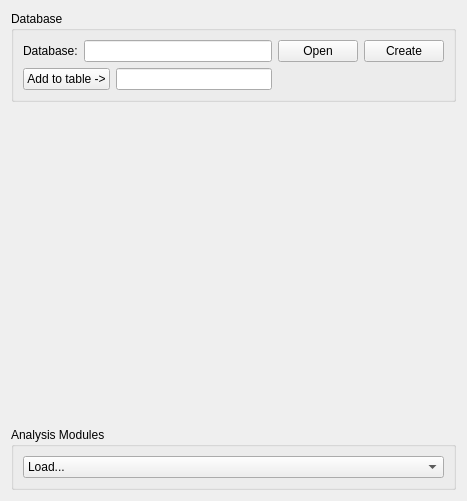
Qt form lib/modules/DataManager/AnalysisTemplate.ui (acq4/acq4) before a commit.
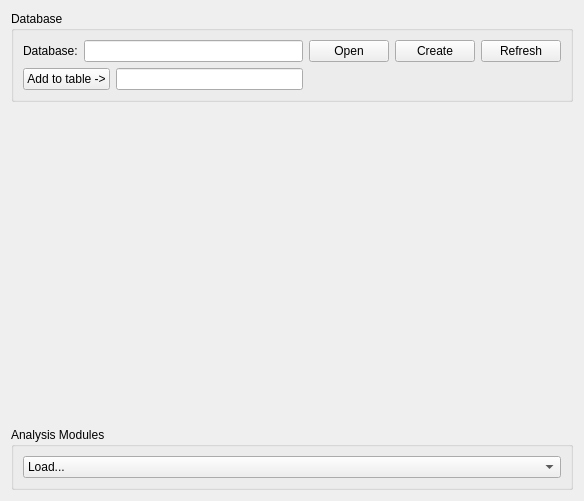
The same form after that commit.

Commit message: analysis updates - photostim has partial DB functionality

```diff
--- a/lib/modules/DataManager/AnalysisTemplate.ui
+++ b/lib/modules/DataManager/AnalysisTemplate.ui
@@ -6,7 +6,7 @@
    <rect>
     <x>0</x>
     <y>0</y>
-    <width>467</width>
+    <width>584</width>
     <height>501</height>
    </rect>
   </property>
@@ -54,6 +54,13 @@
       <item row="1" column="2">
        <widget class="QLineEdit" name="tableNameText"/>
       </item>
+      <item row="0" column="5">
+       <widget class="QPushButton" name="refreshDbBtn">
+        <property name="text">
+         <string>Refresh</string>
+        </property>
+       </widget>
+      </item>
      </layout>
     </widget>
    </item>
```
The commit also changes 10 other files.
